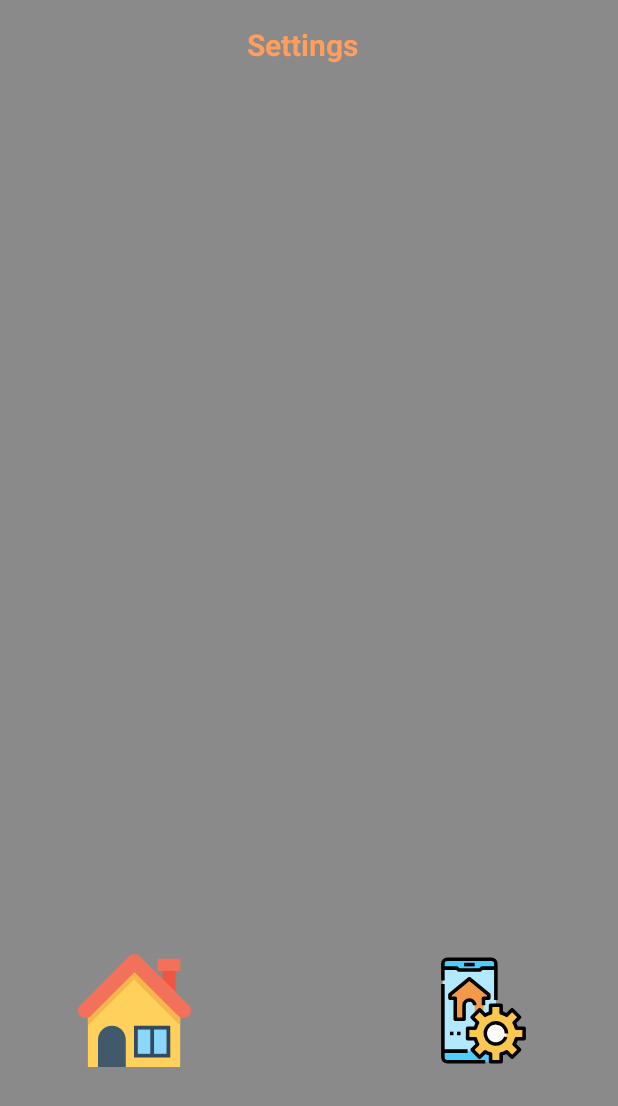
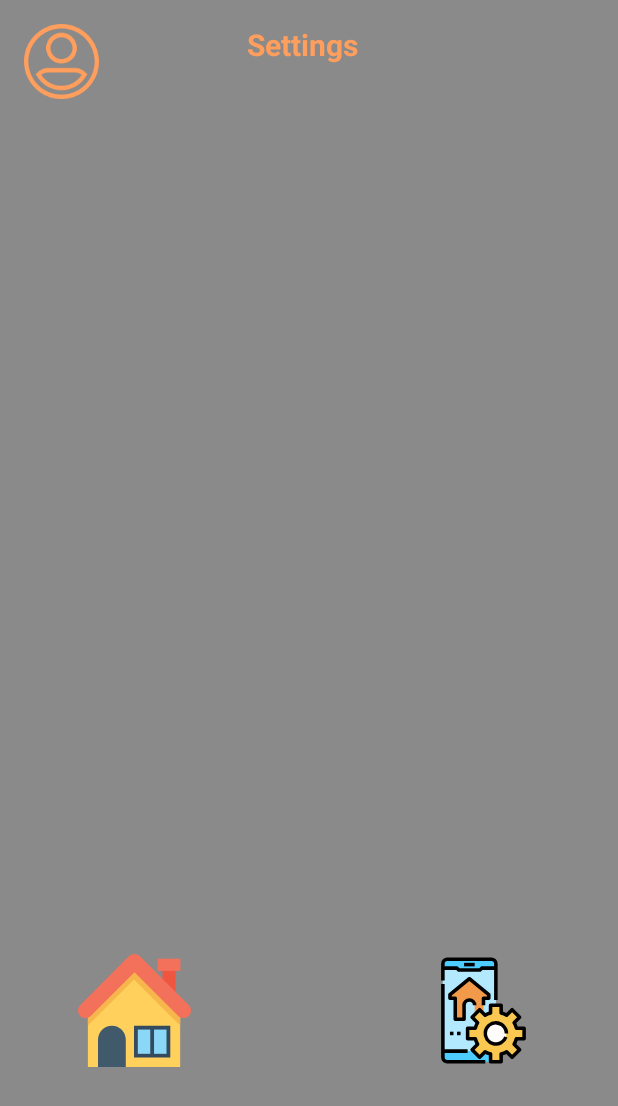
Before and after one commit to hacickn/Smart-Home-Bilkent-G2C, an Android app: the Settings screen opened directly, with no data from a screen before it, on a phone screen of 412 x 824 dp. Shown: the top 1106 px of the screen. Run offline under Robolectric (Android 15) with nearby library versions, the phone set to English and light mode, and no system bars; Roboto replaces fonts that are not available here.

Commit message:
profile card added
profile card added to settings

```diff
--- a/androidApp/smarthome_v2/app/src/main/java/com/example/smarthome_v2/settings/Settings.java
+++ b/androidApp/smarthome_v2/app/src/main/java/com/example/smarthome_v2/settings/Settings.java
@@ -7,17 +7,19 @@ import android.os.Bundle;
 import android.view.View;
 import android.widget.ImageButton;
 
+import com.example.smarthome_v2.ProfileCard;
 import com.example.smarthome_v2.R;
 
 public class Settings extends AppCompatActivity {
 
-    private ImageButton homeSet, appSet;
+    private ImageButton homeSet, appSet,profile;
     @Override
     protected void onCreate(Bundle savedInstanceState) {
         super.onCreate(savedInstanceState);
         setContentView(R.layout.activity_settings);
         homeSet = findViewById(R.id.homeSettings);
         appSet = findViewById(R.id.appSettings);
+        profile = findViewById(R.id.profilebutton);
 
         homeSet.setOnClickListener(new View.OnClickListener() {
             @Override
@@ -33,6 +35,13 @@ public class Settings extends AppCompatActivity {
                 startActivity(toApp);
             }
         });
+        profile.setOnClickListener(new View.OnClickListener() {
+            @Override
+            public void onClick(View v) {
+                Intent toProfile = new Intent(Settings.this,ProfileCard.class);
+                startActivity(toProfile);
+            }
+        });
 
     }
 }
--- /dev/null
+++ b/androidApp/smarthome_v2/app/src/main/res/drawable/ic_profilecard.xml
@@ -0,0 +1,6 @@
+<vector android:height="50dp" android:viewportHeight="512"
+    android:viewportWidth="512" android:width="50dp" xmlns:android="http://schemas.android.com/apk/res/android">
+    <path android:fillColor="#FF9E5D" android:pathData="m256,0c-141.159,0 -256,114.841 -256,256s114.841,256 256,256 256,-114.841 256,-256 -114.841,-256 -256,-256zM256,482c-124.617,0 -226,-101.383 -226,-226s101.383,-226 226,-226 226,101.383 226,226 -101.383,226 -226,226z"/>
+    <path android:fillColor="#FF9E5D" android:pathData="m256,270c57.897,0 105,-47.103 105,-105s-47.103,-105 -105,-105 -105,47.103 -105,105 47.103,105 105,105zM256,90c41.355,0 75,33.645 75,75s-33.645,75 -75,75 -75,-33.645 -75,-75 33.645,-75 75,-75z"/>
+    <path android:fillColor="#FF9E5D" android:pathData="m424.649,335.443c-19.933,-22.525 -48.6,-35.443 -78.649,-35.443h-180c-30.049,0 -58.716,12.918 -78.649,35.443l-7.11,8.035 5.306,9.325c34.817,61.187 100.131,99.197 170.453,99.197s135.636,-38.01 170.454,-99.198l5.306,-9.325zM256,422c-55.736,0 -107.761,-28.197 -138.383,-74.295 13.452,-11.352 30.579,-17.705 48.383,-17.705h180c17.804,0 34.931,6.353 48.383,17.705 -30.622,46.098 -82.647,74.295 -138.383,74.295z"/>
+</vector>
--- a/androidApp/smarthome_v2/app/src/main/res/layout/activity_settings.xml
+++ b/androidApp/smarthome_v2/app/src/main/res/layout/activity_settings.xml
@@ -44,4 +44,15 @@
         app:layout_constraintEnd_toEndOf="parent"
         app:layout_constraintTop_toTopOf="parent" />
 
+    <ImageButton
+        android:id="@+id/profilebutton"
+        android:layout_width="wrap_content"
+        android:layout_height="wrap_content"
+        android:layout_marginStart="16dp"
+        android:layout_marginLeft="16dp"
+        android:layout_marginTop="16dp"
+        android:background="@drawable/ic_profilecard"
+        app:layout_constraintStart_toStartOf="parent"
+        app:layout_constraintTop_toTopOf="parent" />
+
 </androidx.constraintlayout.widget.ConstraintLayout>
--- a/androidApp/smarthome_v2/app/src/main/res/layout/notification_pop.xml
+++ b/androidApp/smarthome_v2/app/src/main/res/layout/notification_pop.xml
@@ -1,6 +1,7 @@
 <?xml version="1.0" encoding="utf-8"?>
 <androidx.constraintlayout.widget.ConstraintLayout xmlns:android="http://schemas.android.com/apk/res/android"
     xmlns:app="http://schemas.android.com/apk/res-auto"
+    xmlns:tools="http://schemas.android.com/tools"
     android:layout_width="match_parent"
     android:layout_height="match_parent"
     android:background="#A63C3333">
@@ -9,7 +10,6 @@
         android:id="@+id/textView10"
         android:layout_width="wrap_content"
         android:layout_height="wrap_content"
-        android:layout_marginTop="16dp"
         android:text="Notifications"
         android:textColor="@color/orange_one"
         android:textSize="20sp"
```
Also changed, not shown: androidApp/smarthome_v2/app/src/main/AndroidManifest.xml (+5 -4 lines), androidApp/smarthome_v2/app/src/main/java/com/example/smarthome_v2/ProfileCard.java (added, +62 -0 lines), androidApp/smarthome_v2/app/src/main/res/layout/activity_profile_card.xml (added, +48 -0 lines).
